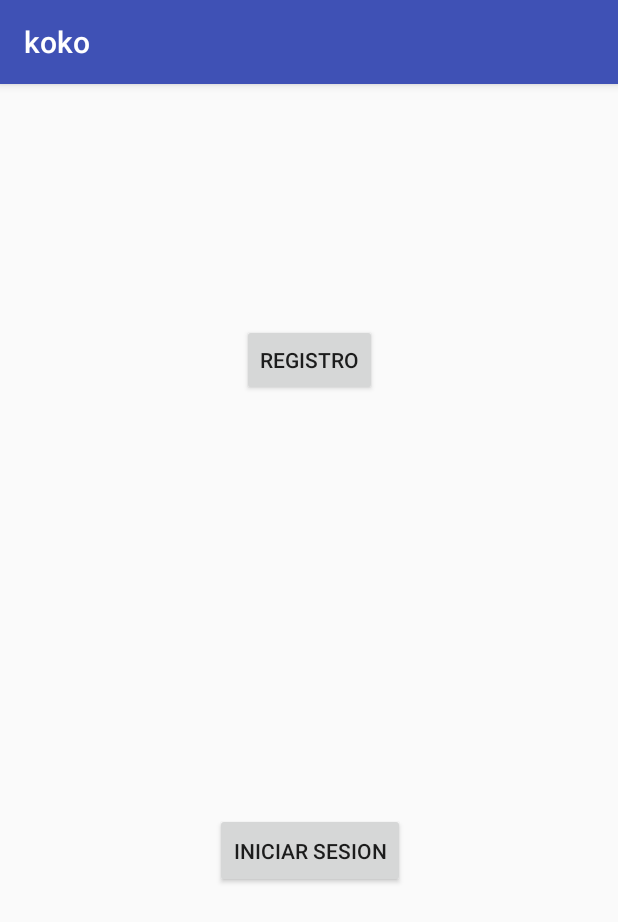
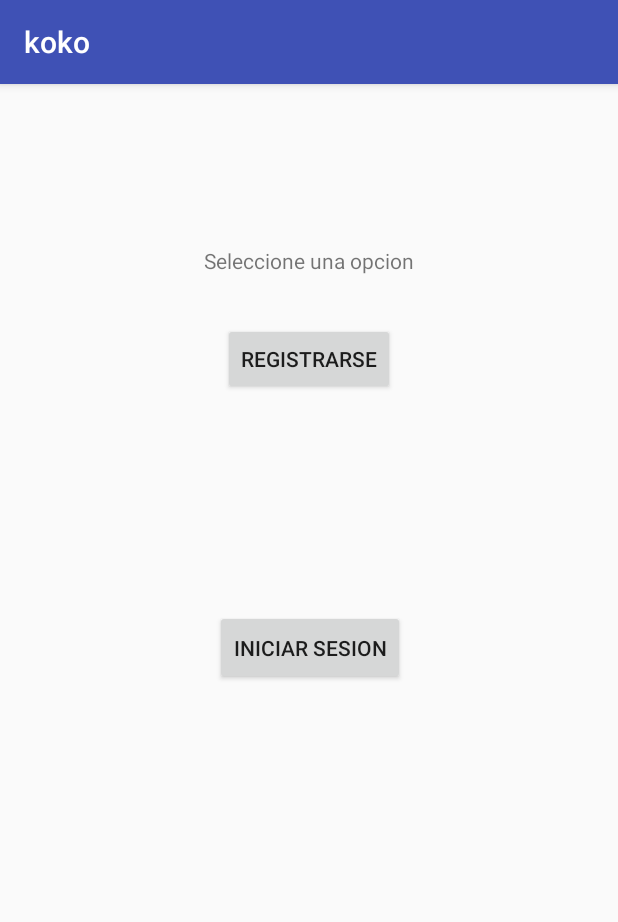
Before and after one commit to ErickCardiel/ADSREPO, an Android app: the IniciarSesionRegistro screen opened directly, with no data from a screen before it, on a phone screen of 412 x 824 dp. Shown: the top 922 px of the screen. Run offline under Robolectric (Android 15) with nearby library versions, the phone set to English and light mode, and no system bars.

Commit message:
Commit and push 2

```diff
--- a/app/src/main/res/layout/activity_iniciar_sesion_registro.xml
+++ b/app/src/main/res/layout/activity_iniciar_sesion_registro.xml
@@ -12,11 +12,12 @@
         android:layout_height="wrap_content"
         android:layout_marginEnd="8dp"
         android:layout_marginStart="8dp"
-        android:layout_marginTop="160dp"
-        android:text="Registro"
+        android:layout_marginTop="32dp"
+        android:text="Registrarse"
         app:layout_constraintEnd_toEndOf="parent"
+        app:layout_constraintHorizontal_bias="0.501"
         app:layout_constraintStart_toStartOf="parent"
-        app:layout_constraintTop_toTopOf="parent" />
+        app:layout_constraintTop_toBottomOf="@+id/textView22" />
 
     <Button
         android:id="@+id/btnIniciarSesion"
@@ -25,9 +26,23 @@
         android:layout_marginBottom="232dp"
         android:layout_marginEnd="8dp"
         android:layout_marginStart="8dp"
+        android:layout_marginTop="8dp"
         android:text="Iniciar Sesion"
         app:layout_constraintBottom_toBottomOf="parent"
         app:layout_constraintEnd_toEndOf="parent"
         app:layout_constraintHorizontal_bias="0.502"
-        app:layout_constraintStart_toStartOf="parent" />
+        app:layout_constraintStart_toStartOf="parent"
+        app:layout_constraintTop_toBottomOf="@+id/btnRegistro" />
+
+    <TextView
+        android:id="@+id/textView22"
+        android:layout_width="wrap_content"
+        android:layout_height="0dp"
+        android:layout_marginEnd="8dp"
+        android:layout_marginStart="8dp"
+        android:layout_marginTop="108dp"
+        android:text="Seleccione una opcion"
+        app:layout_constraintEnd_toEndOf="parent"
+        app:layout_constraintStart_toStartOf="parent"
+        app:layout_constraintTop_toTopOf="parent" />
 </android.support.constraint.ConstraintLayout>
```
Also changed, not shown: app/src/main/res/layout/activity_ingrese_numero_telefono_movil.xml (+9 -0 lines), app/src/main/res/layout/activity_principal_estudiante.xml (+5 -4 lines).
